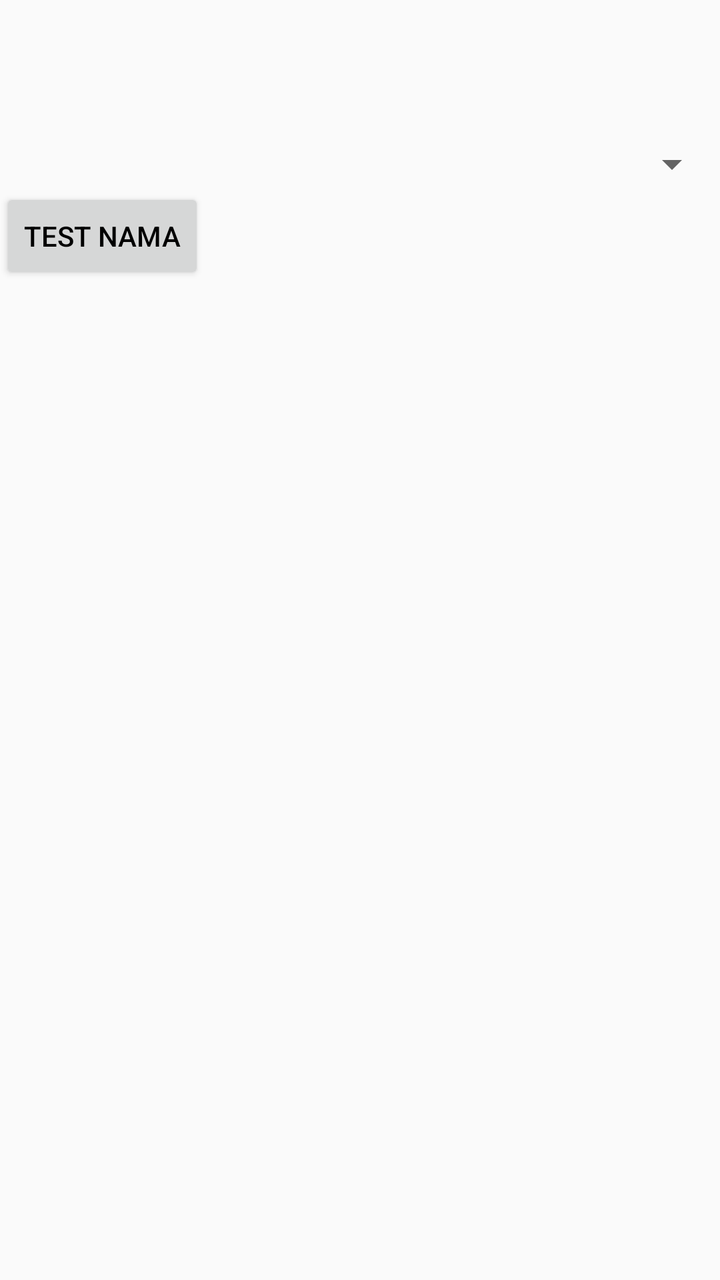
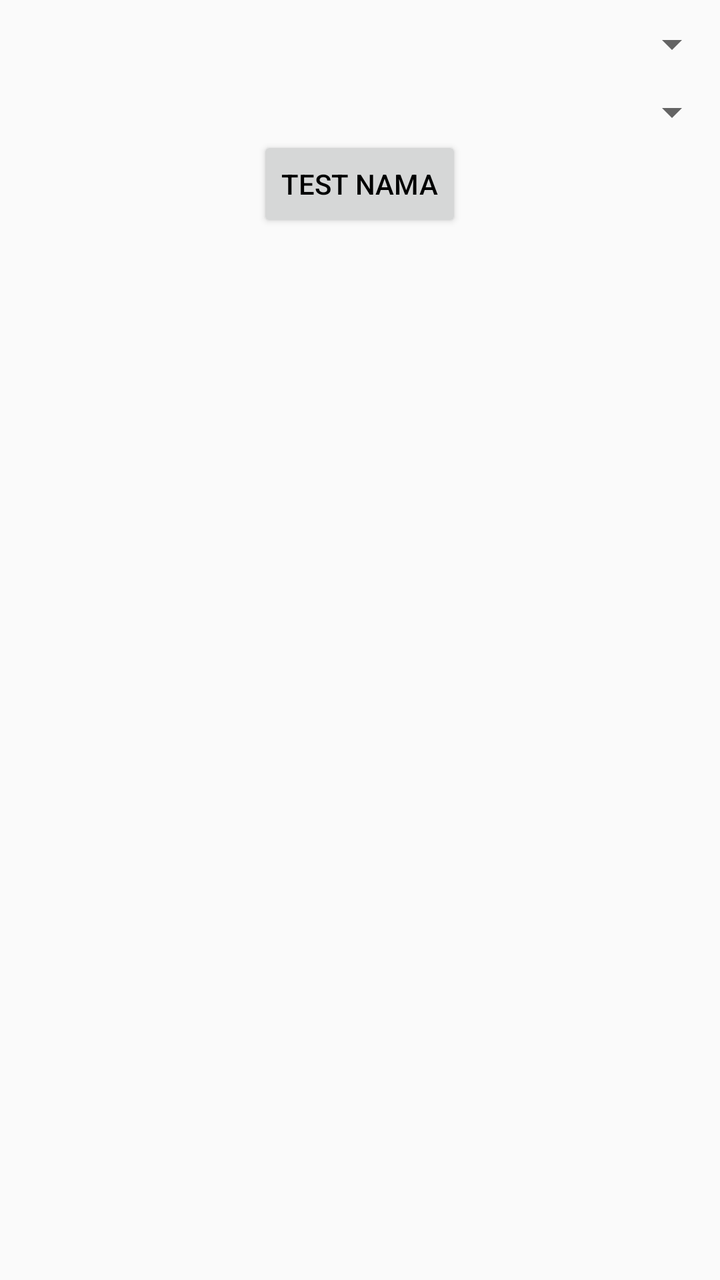

The first picture is an Android layout as it rendered before a commit; the second is the same layout after the commit. The layout source and the unified diff follow.
<!-- AndroidManifest.xml: activity theme Theme.Design.Light -->
<!-- res/layout/activity_create_cv.xml -->
<?xml version="1.0" encoding="utf-8"?>
<LinearLayout xmlns:android="http://schemas.android.com/apk/res/android"
    xmlns:app="http://schemas.android.com/apk/res-auto"
    xmlns:tools="http://schemas.android.com/tools"
    android:layout_width="match_parent"
    android:layout_height="match_parent"
    tools:context=".CreateCvActivity"
    android:orientation="vertical">





    <Spinner
        android:id="@+id/choose_profil"
        android:layout_width="match_parent"
        android:layout_height="wrap_content"
        android:layout_alignParentLeft="true"
        android:layout_alignParentStart="true"
        android:layout_marginTop="70dp"
        tools:ignore="MissingConstraints" />

    <Button
        android:id="@+id/test_nama"
        android:layout_width="wrap_content"
        android:layout_height="wrap_content"
        android:text="test nama"
        android:textColor="@color/black"
        tools:ignore="MissingConstraints"
        />

</LinearLayout>
<!-- resources referenced by this layout -->
<resources>
  <color name="black">#000000</color>
</resources>

<!-- the commit's change to res/layout/activity_create_cv.xml (unified diff, before → after) -->
@@ -8,16 +8,21 @@
     android:orientation="vertical">
 
 
-
-
-
     <Spinner
         android:id="@+id/choose_profil"
         android:layout_width="match_parent"
         android:layout_height="wrap_content"
         android:layout_alignParentLeft="true"
         android:layout_alignParentStart="true"
-        android:layout_marginTop="70dp"
+        android:layout_marginTop="10dp"
+        tools:ignore="MissingConstraints" />
+    <Spinner
+        android:id="@+id/choose_template"
+        android:layout_width="match_parent"
+        android:layout_height="wrap_content"
+        android:layout_alignParentLeft="true"
+        android:layout_alignParentStart="true"
+        android:layout_marginTop="10dp"
         tools:ignore="MissingConstraints" />
 
     <Button
@@ -27,6 +32,14 @@
         android:text="test nama"
         android:textColor="@color/black"
         tools:ignore="MissingConstraints"
+        android:layout_gravity="center_vertical|center_horizontal"
         />
 
+    <ImageView
+        android:id="@+id/imgtemplate"
+        android:layout_width="match_parent"
+        android:layout_height="match_parent"/>
+
+
+
 </LinearLayout>
